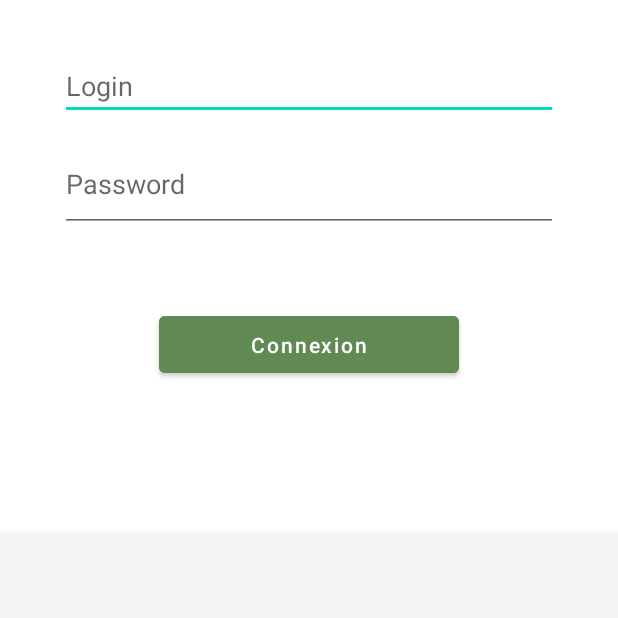
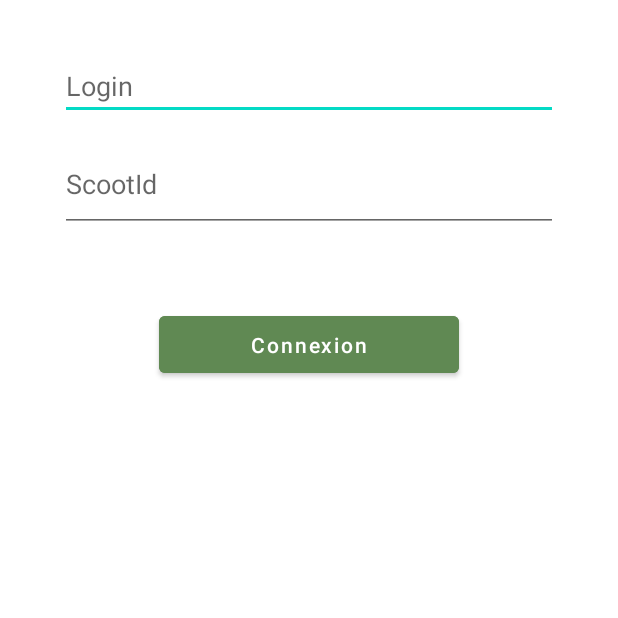
Before and after one commit to JuDup46/crashDetector, an Android app: the screen it shows after launch (MainActivity), on a phone screen of 412 x 824 dp, the part 618-1236 px from its top. Run offline under Robolectric (Android 15) with nearby library versions, the phone set to English and light mode, and no system bars; our stand-ins replace navigation-ui.

Commit message:
nav fixed

```diff
--- a/app/src/main/java/fr/esgi/crashdetector/fragments/HomeFragment.kt
+++ b/app/src/main/java/fr/esgi/crashdetector/fragments/HomeFragment.kt
@@ -6,6 +6,7 @@ import android.view.View
 import android.view.ViewGroup
 import androidx.fragment.app.Fragment
 import androidx.navigation.fragment.NavHostFragment
+import androidx.navigation.fragment.findNavController
 import androidx.navigation.ui.NavigationUI
 import fr.esgi.crashdetector.R
 import kotlinx.android.synthetic.main.fragment_home.*
@@ -23,7 +24,5 @@ class HomeFragment : Fragment() {
 
     override fun onViewCreated(view: View, savedInstanceState: Bundle?) {
         super.onViewCreated(view, savedInstanceState)
-        val navHost = childFragmentManager.findFragmentById(R.id.home_nav_host) as NavHostFragment
-        NavigationUI.setupWithNavController(home_bottom_nav, navHost.navController)
     }
 }
--- a/app/src/main/java/fr/esgi/crashdetector/fragments/LoginFragment.kt
+++ b/app/src/main/java/fr/esgi/crashdetector/fragments/LoginFragment.kt
@@ -5,6 +5,7 @@ import android.util.Log
 import android.view.LayoutInflater
 import android.view.View
 import android.view.ViewGroup
+import android.widget.Button
 import androidx.fragment.app.Fragment
 import com.google.android.material.bottomnavigation.BottomNavigationView
 import fr.esgi.crashdetector.R
@@ -27,7 +28,11 @@ class LoginFragment :  Fragment() {
 
     override fun onViewCreated(view: View, savedInstanceState: Bundle?) {
         super.onViewCreated(view, savedInstanceState)
-//        val navbar: BottomNavigationView = requireActivity().findViewById(R.id.home_bottom_nav)
-//        navbar.visibility = View.GONE
+        val button: Button = view.findViewById(R.id.button_login)
+        val action = LoginFragmentDirections.actionLoginFragmentToRunFragment()
+        button.setOnClickListener {
+            findNavController().navigate(action)
+        }
+
     }
 }
--- a/app/src/main/res/layout/fragment_home.xml
+++ b/app/src/main/res/layout/fragment_home.xml
@@ -10,24 +10,10 @@
         android:name="androidx.navigation.fragment.NavHostFragment"
         android:layout_width="match_parent"
         android:layout_height="0dp"
-        app:layout_constraintBottom_toTopOf="@id/home_bottom_nav"
+        app:layout_constraintBottom_toBottomOf="parent"
         app:layout_constraintEnd_toEndOf="parent"
         app:layout_constraintStart_toStartOf="parent"
         app:layout_constraintTop_toTopOf="parent"
         app:navGraph="@navigation/nav_details" />
 
-    <com.google.android.material.bottomnavigation.BottomNavigationView
-        android:id="@+id/home_bottom_nav"
-        android:layout_width="0dp"
-        android:layout_height="?android:actionBarSize"
-        app:itemIconTint="@color/bottom_navigation_view"
-        app:itemTextColor="@color/bottom_navigation_view"
-        android:background="@color/bottom_bar_text"
-        app:labelVisibilityMode="labeled"
-        app:layout_constraintBottom_toBottomOf="parent"
-        app:layout_constraintEnd_toEndOf="parent"
-        app:layout_constraintStart_toStartOf="parent"
-        app:layout_constraintTop_toBottomOf="@id/home_nav_host"
-        app:menu="@menu/home_tabs" />
-
 </androidx.constraintlayout.widget.ConstraintLayout>
--- a/app/src/main/res/layout/fragment_login.xml
+++ b/app/src/main/res/layout/fragment_login.xml
@@ -93,7 +93,7 @@
             app:layout_constraintTop_toBottomOf="@id/editLogin"
             app:layout_constraintStart_toStartOf="parent"
             android:id="@+id/editPassword"
-            android:hint="Password"
+            android:hint="ScootId"
             android:layout_width="fill_parent"
             android:layout_height="wrap_content"
             android:layout_marginTop="20dp"
```
